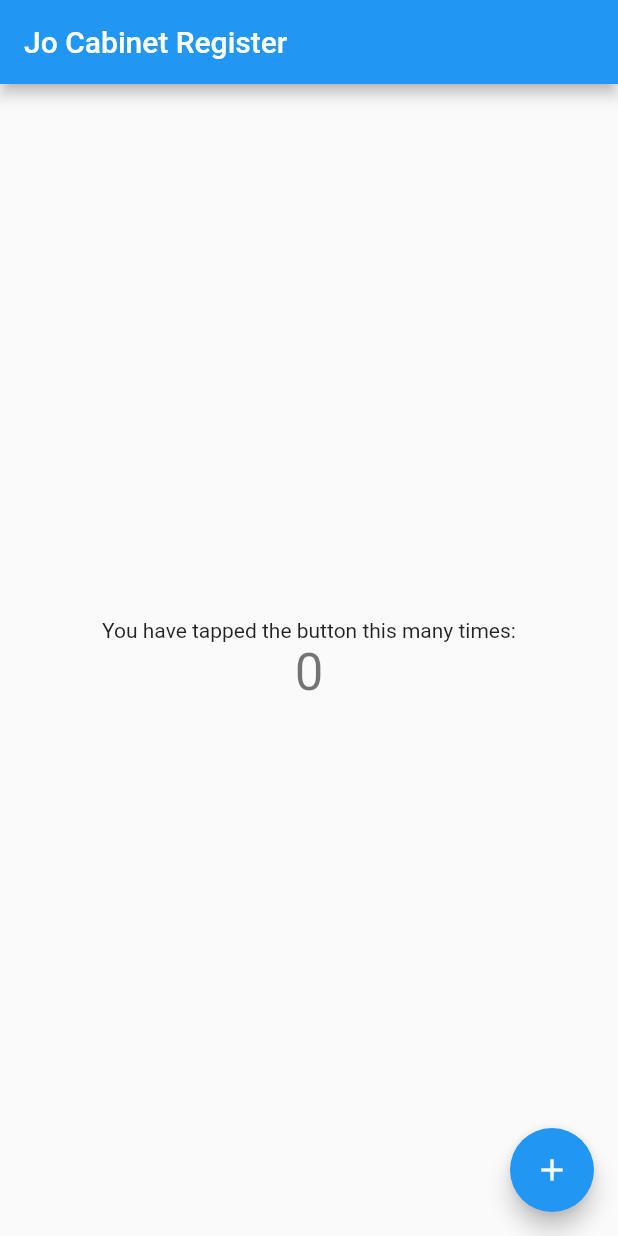
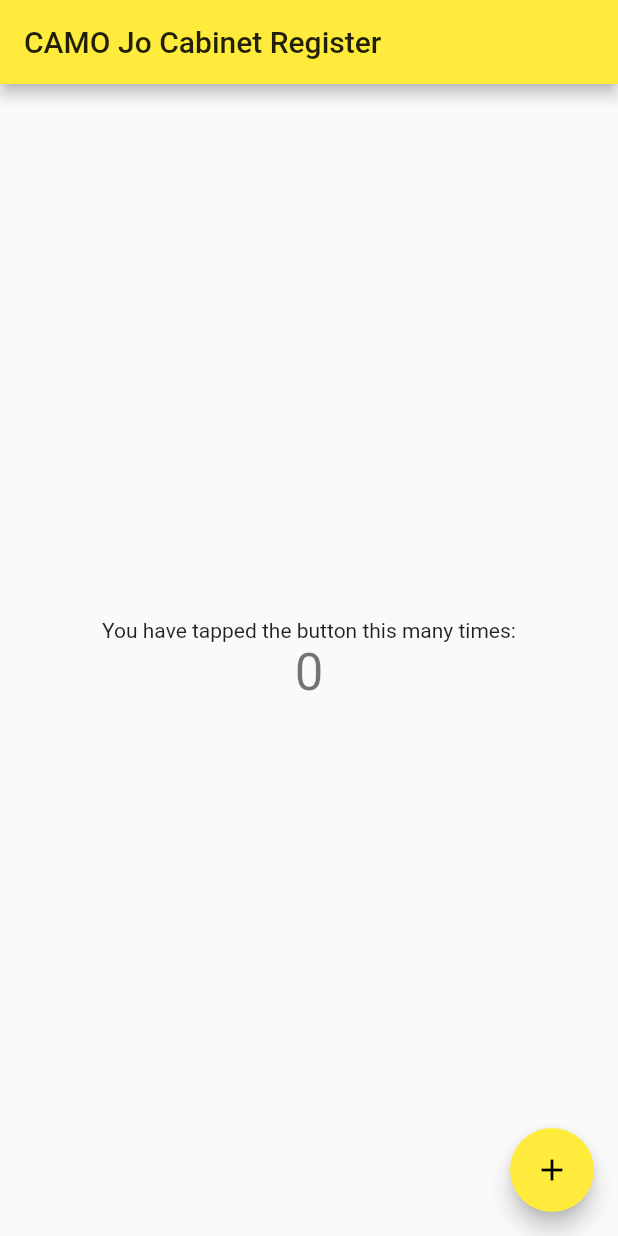
Before and after one commit to tonkatommy/Jo-Cabinet-Register, a Flutter app: the screen it shows after launch, on a phone screen of 412 x 824 dp. Run offline on Flutter 3.47's test engine with Material 2 defaults, Android fonts, the phone set to English and light mode, and no system bars.

Commit message:
Changed to yellow, added "CAMO"

```diff
--- a/lib/main.dart
+++ b/lib/main.dart
@@ -18,9 +18,9 @@ class MyApp extends StatelessWidget {
         // or simply save your changes to "hot reload" in a Flutter IDE).
         // Notice that the counter didn't reset back to zero; the application
         // is not restarted.
-        primarySwatch: Colors.blue,
+        primarySwatch: Colors.yellow,
       ),
-      home: MyHomePage(title: 'Jo Cabinet Register'),
+      home: MyHomePage(title: 'CAMO Jo Cabinet Register'),
     );
   }
 }
```
